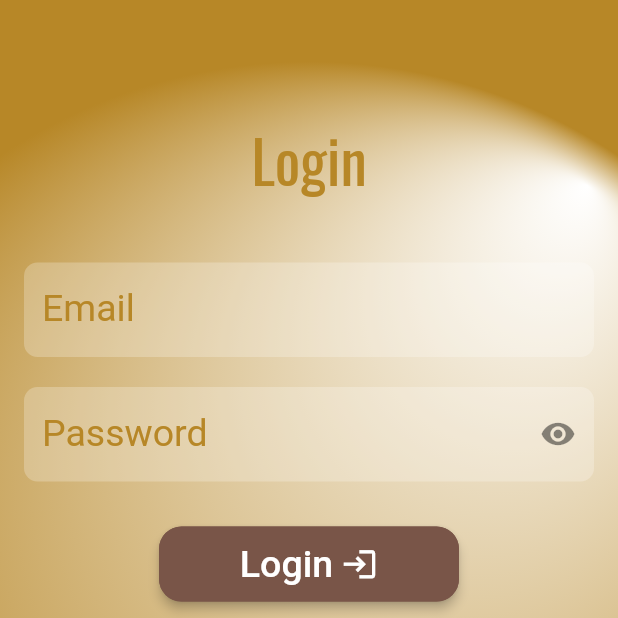
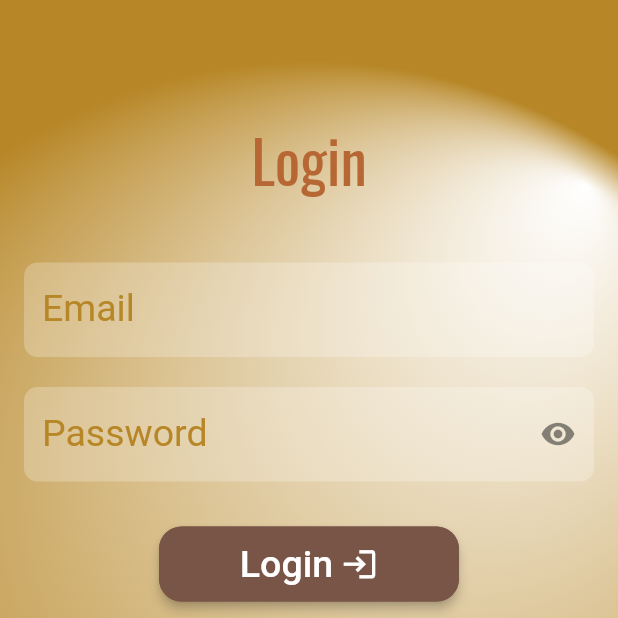
Before and after one commit to tknikhil/flutter_spring_login, a Flutter app: the screen it shows after launch, on a phone screen of 412 x 824 dp, the top half of it. Run offline on Flutter 3.47's test engine with Material 2 defaults, Android fonts, the light colour scheme and no system bars; our stand-ins replace google_fonts, injectable.

Commit message:
added clean code structure..

```diff
--- /dev/null
+++ b/lib/src/presentation/app_widget/app_widget.dart
@@ -0,0 +1,3 @@
+export 'form_button.dart';
+export 'form_password_textfield.dart';
+export 'form_textfield.dart';
--- a/lib/app_widget/form_button.dart
+++ b/lib/src/presentation/app_widget/form_button.dart
@@ -1,8 +1,5 @@
 import 'package:flutter/material.dart';
-import 'package:flutter_spring_login/app_widget/form_textfield.dart';
-import 'package:flutter_spring_login/service/loginService.dart';
 
-import 'form_password_textfield.dart';
 
 class FormButton extends StatelessWidget {
   IconData? buttonIcon;
@@ -31,7 +28,6 @@ class FormButton extends StatelessWidget {
 
   @override
   Widget build(BuildContext context) {
-  LoginService loginService=LoginService();
     return SizedBox(
       height: heightSize,
       width: widthSize,
@@ -51,7 +47,7 @@ class FormButton extends StatelessWidget {
         mainAxisSize: MainAxisSize.min,
         children: [
           Text(text,style: TextStyle(color: textcolor,fontSize: 25)), // <-- Text
-          SizedBox(
+          const SizedBox(
             width: 5,
           ),
           Icon( // <-- Icon
--- a/lib/pages/login.dart
+++ b/lib/src/presentation/pages/login.dart
@@ -1,10 +1,7 @@
 import 'package:flutter/material.dart';
-import 'package:flutter_spring_login/app_widget/form_button.dart';
-import 'package:flutter_spring_login/app_widget/form_textfield.dart';
-import 'package:flutter_spring_login/service/loginService.dart';
+import 'package:flutter_spring_login/src/service/loginService.dart';
 import 'package:google_fonts/google_fonts.dart';
-
-import '../app_widget/form_password_textfield.dart';
+import 'package:flutter_spring_login/src/presentation/presentation.dart';
 
 class Login extends StatefulWidget {
   const Login({Key? key}) : super(key: key);
@@ -40,12 +37,11 @@ class _LoginState extends State<Login> {
                   width: MediaQuery.of(context).size.width,
                   decoration: BoxDecoration(
                     gradient:const RadialGradient(
-                      colors: [Colors.white,Color.fromRGBO(183, 135, 39, 1), ],
+                      colors: [Palette.white,Palette.gold, ],
                       radius: 0.90,
                       focal: Alignment(0.9, -0.7),
                       tileMode: TileMode.clamp,
                     ),
-                      color: Colors.blueGrey,
                       boxShadow: [
                         BoxShadow(
                           color: Colors.grey.shade600,
@@ -63,7 +59,7 @@ class _LoginState extends State<Login> {
                             style: GoogleFonts.oswald(
                                 // fontWeight: FontWeight.bold,
                                 fontSize: 40,
-                                color: const Color.fromRGBO(183, 135, 39, 1),)),
+                                color: Palette.text)),
                         const SizedBox(height: 40),
                         emailF,
                         const SizedBox(height: 20),
--- /dev/null
+++ b/lib/src/presentation/pages/pages.dart
@@ -0,0 +1,2 @@
+export 'login.dart';
+export 'register.dart';
--- /dev/null
+++ b/lib/src/presentation/presentation.dart
@@ -0,0 +1,3 @@
+export 'app_widget/app_widget.dart';
+export 'pages/pages.dart';
+export 'resources/resources.dart';
--- /dev/null
+++ b/lib/src/presentation/resources/palette.dart
@@ -0,0 +1,9 @@
+import 'package:flutter/material.dart';
+
+class Palette{
+  Palette._();
+
+  static const Color white = Color(0xffffffff);
+  static const Color gold=Color(0xffB78727);
+  static const Color text=Color(0xffb76734);
+}
--- /dev/null
+++ b/lib/src/presentation/resources/resources.dart
@@ -0,0 +1 @@
+export 'palette.dart';
--- a/lib/service/loginService.dart
+++ b/lib/src/service/loginService.dart
@@ -1,15 +1,12 @@
 import 'dart:convert';
 import 'dart:async';
 import 'package:flutter/cupertino.dart';
-import 'package:flutter_spring_login/model/user.dart';
 import 'package:http/http.dart' as http;
 import 'package:injectable/injectable.dart';
 
 @lazySingleton
 class LoginService {
-  // User user = User("", "");
   var url = "http://10.0.2.2:9090/register";
-  //need to work
   Future save(String email,String password) async {
     print("save()");
     var res = await http.post(
--- a/pubspec.yaml
+++ b/pubspec.yaml
@@ -29,7 +29,7 @@ environment:
 # the latest version available on pub.dev. To see which dependencies have newer
 # versions available, run `flutter pub outdated`.
 dependency_overrides:
-  firebase_core_platform_interface: 4.5.1
+  firebase_core_platform_interface: 4.5.2
 dependencies:
   google_fonts: ^3.0.1
   http: ^0.13.0
```
Also changed, not shown: lib/main.dart (+9 -2 lines), lib/pages/register.dart (deleted), lib/src/adaptor/service_adaptor.dart (renamed from lib/adaptor/service_adaptor.dart), lib/src/model/user.dart (renamed from lib/model/user.dart), lib/src/presentation/app_widget/form_password_textfield.dart (renamed from lib/app_widget/form_password_textfield.dart), lib/src/presentation/app_widget/form_textfield.dart (renamed from lib/app_widget/form_textfield.dart), lib/src/presentation/pages/register.dart (added), pubspec.lock.
